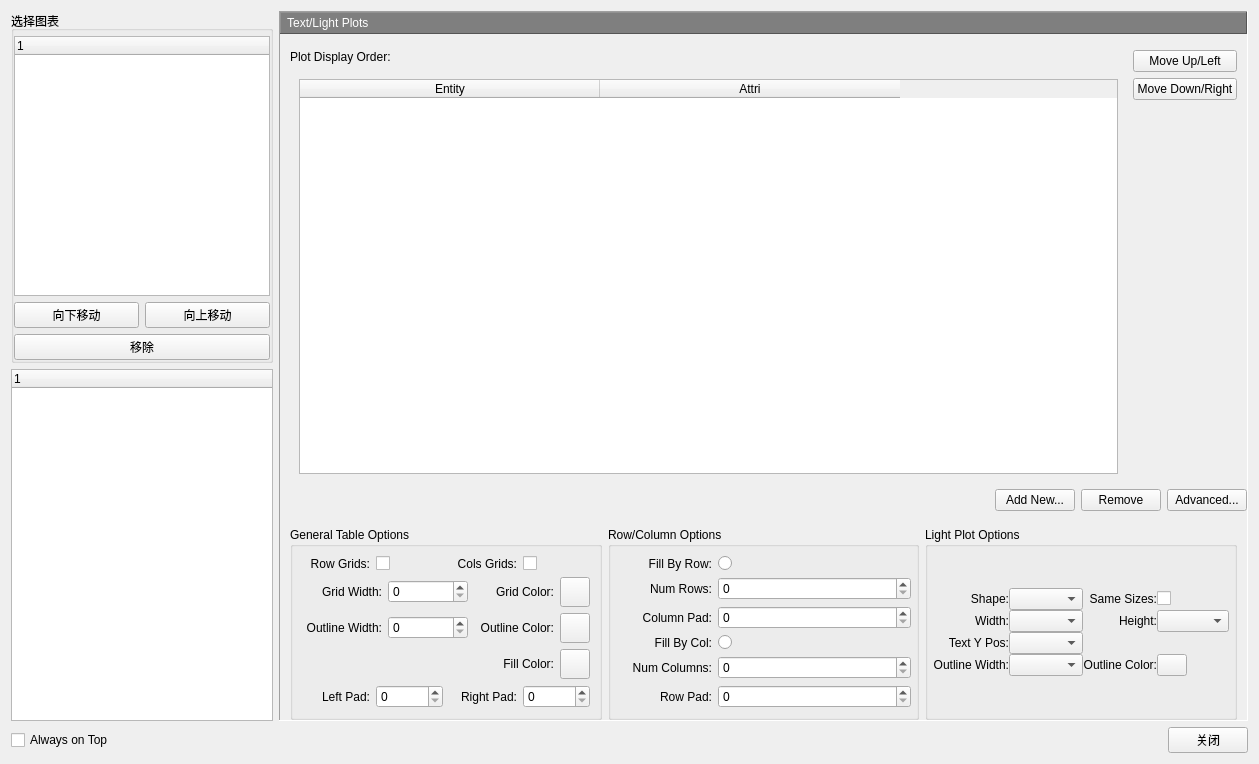
Old version of the form PlotManager.ui in the repository whatudone/plotxy.
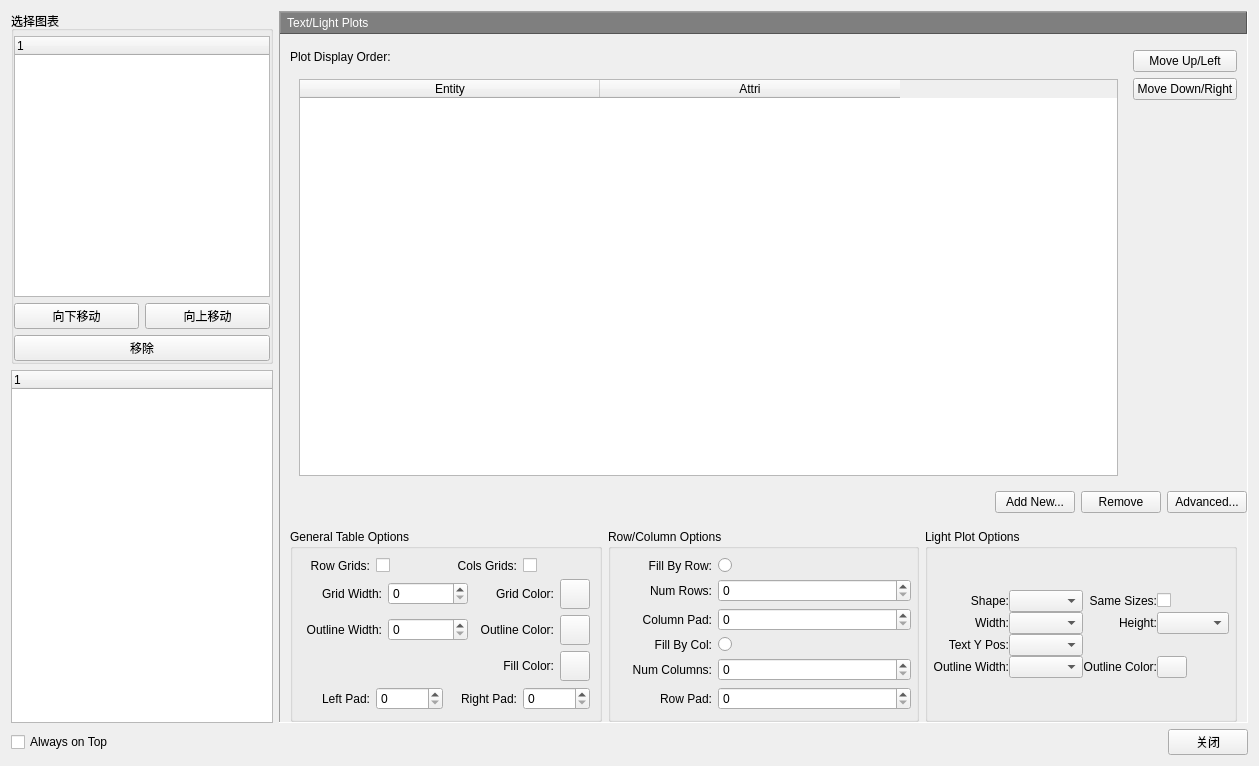
New version of the form. The open tabs and pages were chosen to show the change. Custom widgets are drawn as their Qt base class.

Commit message: 增加outlinecolor设置

```diff
--- a/PlotManager.ui
+++ b/PlotManager.ui
@@ -7,7 +7,7 @@
     <x>0</x>
     <y>0</y>
     <width>1259</width>
-    <height>764</height>
+    <height>766</height>
    </rect>
   </property>
   <property name="windowTitle">
```
Left out of the diff: 4 changed lines with no effect on the pictures. The commit also changes 2 other files.
